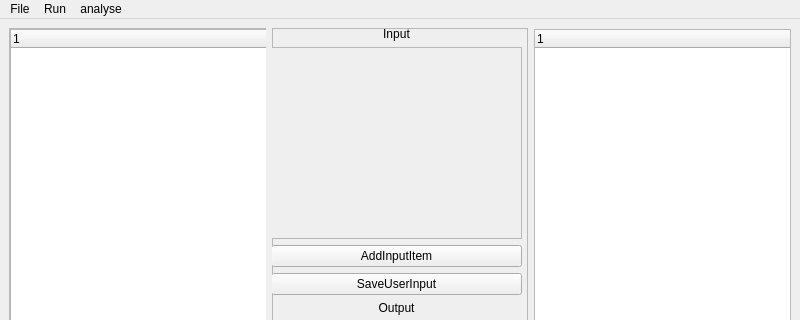
Old version of the form mainwindow.ui in the repository DifferentN/APIUI; both pictures show x 0 to 800 and y 0 to 320 of the 800 by 600 pixel window.
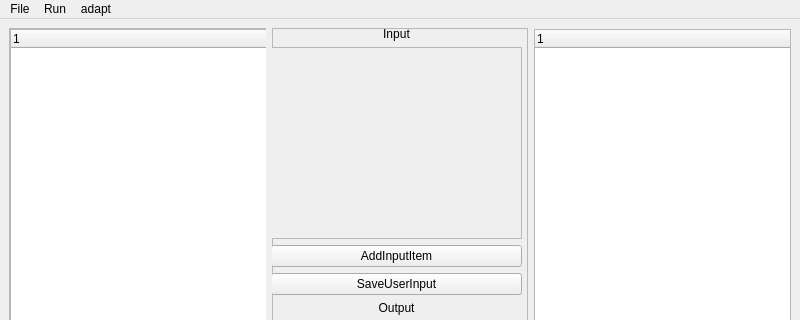
New version of the form.

```diff
--- a/mainwindow.ui
+++ b/mainwindow.ui
@@ -288,7 +288,7 @@
    </widget>
    <widget class="QMenu" name="menuadapt">
     <property name="title">
-     <string>analyse</string>
+     <string>adapt</string>
     </property>
     <addaction name="actionAPIAdapt"/>
     <addaction name="actionextract"/>
```
Left out of the diff: 2 changed lines with no effect on the pictures.
